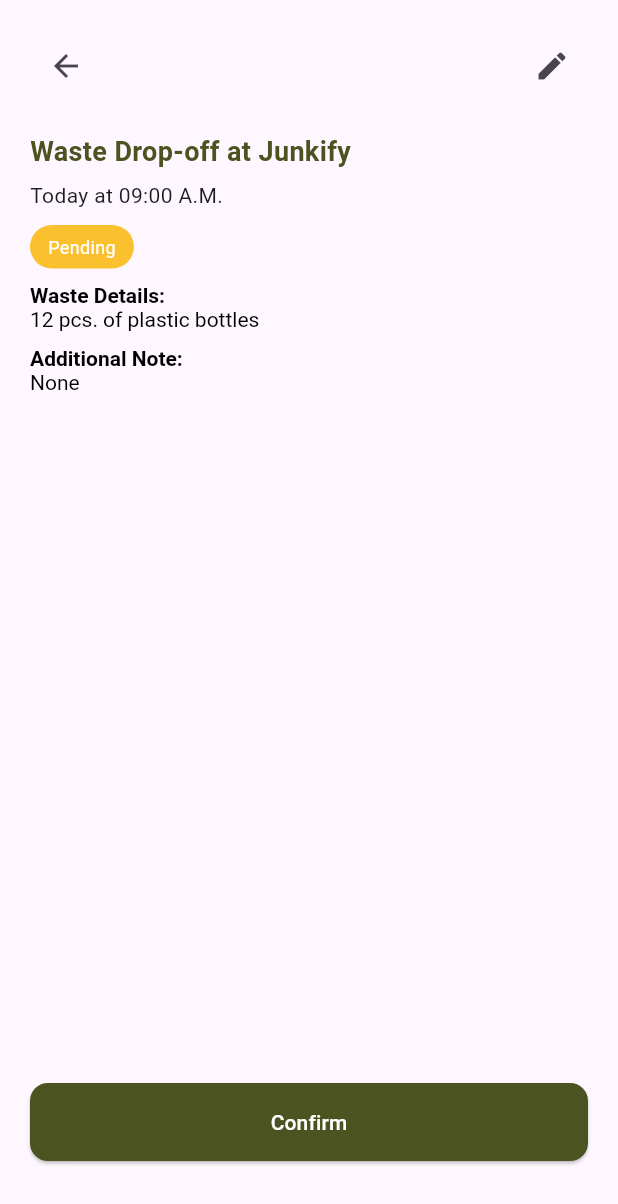
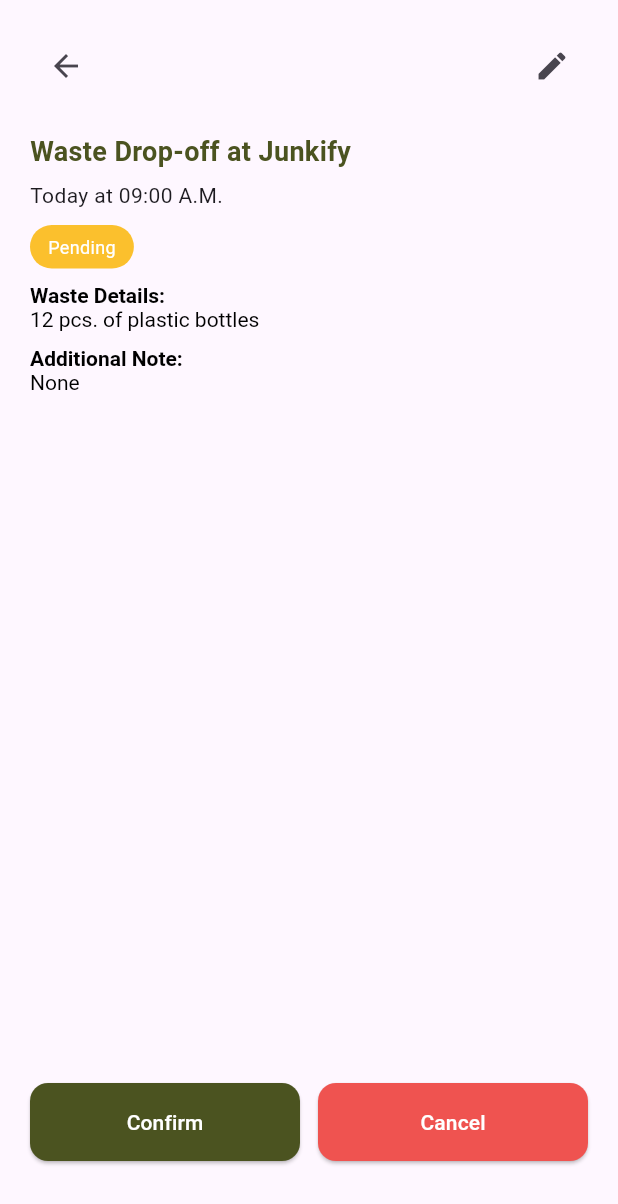
Before and after one commit to alphas12/trash_track, a Flutter app: the AppointmentDetailsPage screen opened directly with empty values, on a phone screen of 412 x 824 dp. Shown: the top 1204 px of the screen. Run offline on Flutter 3.47's test engine with Material 3 defaults, Android fonts, the phone set to English and light mode, and no system bars.

Commit message:
Added additional button for appointment details
+ New cancel button

```diff
--- a/lib/screens/appointment_details_page.dart
+++ b/lib/screens/appointment_details_page.dart
@@ -1,4 +1,5 @@
 import 'package:flutter/material.dart';
+import 'package:trash_track/screens/appointments_page.dart';
 import 'package:trash_track/screens/qr_confirmation_page.dart';
 
 class AppointmentDetailsPage extends StatelessWidget {
@@ -61,12 +62,15 @@
                 ),
               ],
               const Spacer(),
-              ElevatedButton(
+              Row(
+                children: [
+                  Expanded(
+                    child: ElevatedButton(
                       onPressed: () {
                         Navigator.push(
                           context,
                           MaterialPageRoute(
-                      builder: (_) => QRConfirmationPage(appointmentId: "1"), // 1 is a placeholder
+                            builder: (_) => QRConfirmationPage(appointmentId: "1"),
                           ),
                         );
                       },
@@ -77,14 +81,40 @@
                           borderRadius: BorderRadius.circular(12),
                         ),
                       ),
-                child: const Center(
-                  child: Text(
+                      child: const Text(
                         "Confirm",
                         style: TextStyle(color: Colors.white),
                       ),
                     ),
                   ),
+                  const SizedBox(width: 12), // spacing between buttons
+                  Expanded(
+                    child: ElevatedButton(
+                      onPressed: () {
+                        Navigator.push(
+                          context,
+                          MaterialPageRoute(
+                            builder: (_) => const AppointmentsPage(),
+                          ),
+                        );
+                      },
+                      style: ElevatedButton.styleFrom(
+                        backgroundColor: Colors.red[400],
+                        padding: const EdgeInsets.symmetric(vertical: 16),
+                        shape: RoundedRectangleBorder(
+                          borderRadius: BorderRadius.circular(12),
+                        ),
+                      ),
+                      child: const Text(
+                        "Cancel",
+                        style: TextStyle(color: Colors.white),
+                      ),
+                    ),
+                  ),
+                ],
+              ),
               const SizedBox(height: 30),
+
             ],
           ),
         ),
```
Lines whose indentation alone changed are shown as unchanged.
